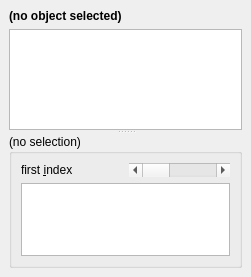
First picture: the form in gui/widgets/VectorMappingChooser.ui, repository kateyy/geohazardvis, before the edit.
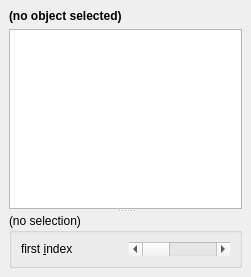
Second picture: the form after the edit. Custom widgets are drawn as their Qt base class.

Patch:
```diff
--- a/gui/widgets/VectorMappingChooser.ui
+++ b/gui/widgets/VectorMappingChooser.ui
@@ -81,13 +81,6 @@
           </item>
          </layout>
         </item>
-        <item>
-         <widget class="propertyguizeug::PropertyBrowser" name="propertyBrowser">
-          <attribute name="headerVisible">
-           <bool>false</bool>
-          </attribute>
-         </widget>
-        </item>
        </layout>
       </widget>
      </widget>
@@ -95,13 +88,6 @@
    </layout>
   </widget>
  </widget>
- <customwidgets>
-  <customwidget>
-   <class>propertyguizeug::PropertyBrowser</class>
-   <extends>QTreeView</extends>
-   <header>propertyguizeug/PropertyBrowser.h</header>
-  </customwidget>
- </customwidgets>
  <resources/>
  <connections/>
 </ui>
```
